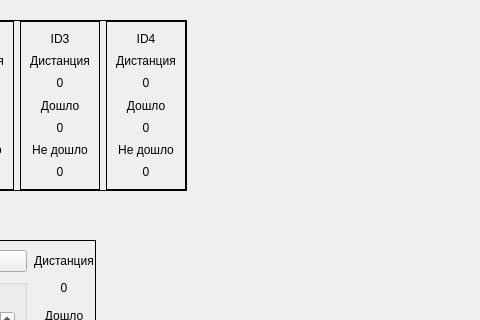
Qt form widget.ui (hydronautics-team/Beacon) before a commit; both pictures show x 325 to 805 and y 0 to 320 of the 1104 by 599 pixel window.
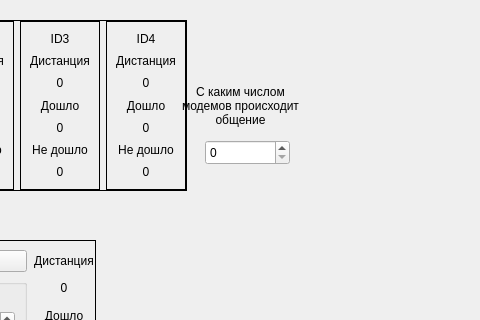
The same form after that commit.

```diff
--- a/widget.ui
+++ b/widget.ui
@@ -839,6 +839,38 @@
     <string>counterACK2</string>
    </property>
   </widget>
+  <widget class="QSpinBox" name="spinBoxNumber">
+   <property name="geometry">
+    <rect>
+     <x>530</x>
+     <y>140</y>
+     <width>85</width>
+     <height>25</height>
+    </rect>
+   </property>
+  </widget>
+  <widget class="QLabel" name="label_27">
+   <property name="geometry">
+    <rect>
+     <x>500</x>
+     <y>80</y>
+     <width>131</width>
+     <height>51</height>
+    </rect>
+   </property>
+   <property name="text">
+    <string>С каким числом модемов происходит общение</string>
+   </property>
+   <property name="scaledContents">
+    <bool>false</bool>
+   </property>
+   <property name="alignment">
+    <set>Qt::AlignCenter</set>
+   </property>
+   <property name="wordWrap">
+    <bool>true</bool>
+   </property>
+  </widget>
  </widget>
  <resources/>
  <connections/>
```
